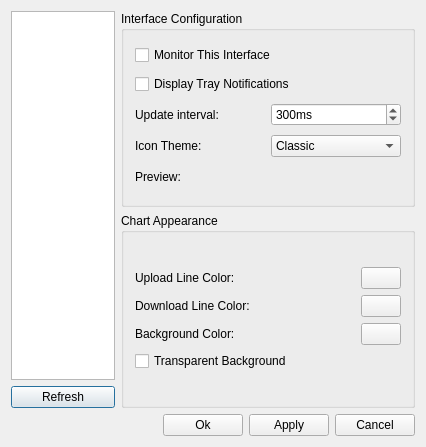
birdie-github/KNetStats, file src/configurebase.ui: the form before one commit.
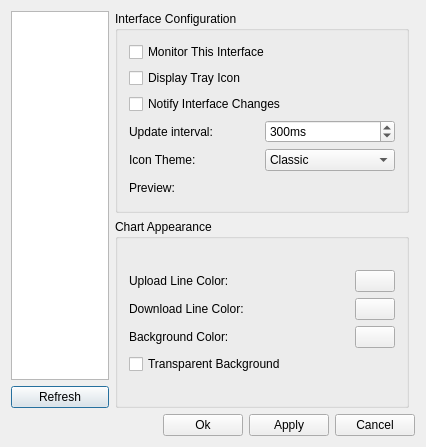
The form after the commit. Custom widgets are drawn as their Qt base class.

Commit message:
Add configurable text statistics tray icons
Adds:
- Independent activity and text-statistics icon switches.
- Unique digits 0–9, configurable color and corner.
- Statistics font, text/background colors, and previews.
- Automatically fitted upload/download text.
- Saved settings and persistent digits while disconnected.

Patch:
```diff
--- a/src/configurebase.ui
+++ b/src/configurebase.ui
@@ -11,7 +11,7 @@
    </rect>
   </property>
   <property name="sizePolicy">
-   <sizepolicy hsizetype="Maximum" vsizetype="Maximum">
+   <sizepolicy hsizetype="Preferred" vsizetype="Preferred">
     <horstretch>0</horstretch>
     <verstretch>0</verstretch>
    </sizepolicy>
@@ -56,6 +56,11 @@
       <string>Interface Configuration</string>
      </property>
      <layout class="QGridLayout" name="gridLayout_2">
+      <item row="1" column="0">
+       <widget class="QCheckBox" name="mDisplayTrayIcon">
+        <property name="text"><string>Display Tray Icon</string></property>
+       </widget>
+      </item>
       <item row="0" column="0">
        <widget class="QCheckBox" name="mMonitoringInterface">
         <property name="text">
@@ -63,20 +68,20 @@
         </property>
        </widget>
       </item>
-      <item row="1" column="0">
+      <item row="2" column="0">
        <widget class="QCheckBox" name="mDisplayNotifications">
         <property name="mouseTracking">
          <bool>false</bool>
         </property>
         <property name="text">
-         <string>Display Tray Notifications</string>
+         <string>Notify Interface Changes</string>
         </property>
         <property name="checkable">
          <bool>true</bool>
         </property>
        </widget>
       </item>
-      <item row="2" column="0">
+      <item row="3" column="0">
        <layout class="QHBoxLayout" name="horizontalLayout_6">
         <item>
          <layout class="QVBoxLayout" name="verticalLayout_8">
@@ -117,7 +122,7 @@
         </item>
        </layout>
       </item>
-      <item row="3" column="0">
+      <item row="4" column="0">
        <layout class="QHBoxLayout" name="horizontalLayout_5">
         <item>
          <widget class="QLabel" name="mThemeLabel">
@@ -160,7 +165,7 @@
         </item>
        </layout>
       </item>
-      <item row="4" column="0">
+      <item row="5" column="0">
        <layout class="QHBoxLayout" name="_2">
         <item>
          <spacer name="horizontalSpacer">
@@ -475,7 +480,7 @@
      </layout>
     </widget>
    </item>
-   <item row="2" column="0" colspan="2">
+   <item row="2" column="0" colspan="3">
     <layout class="QHBoxLayout">
      <item>
       <spacer name="mSpacer">
```
The commit also changes 10 other files.
